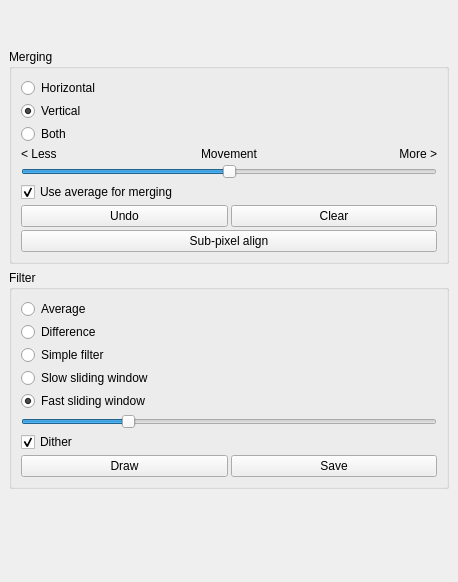
Above: src/mainwindow.ui from spillerrec/Overmix before the change. Below: the same form after it.
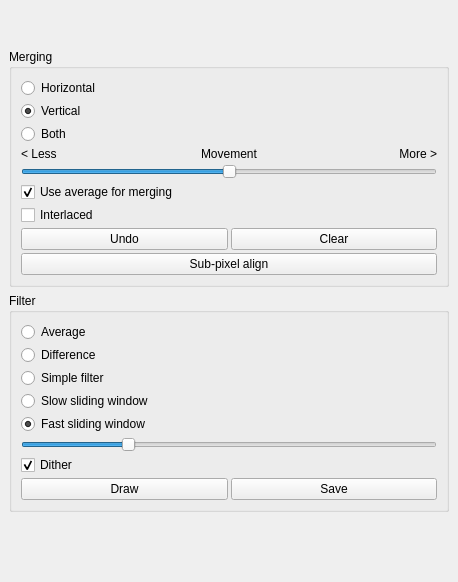
That is the form after the change.

What changed in the file:
```diff
--- a/src/mainwindow.ui
+++ b/src/mainwindow.ui
@@ -122,6 +122,13 @@
            </property>
           </widget>
          </item>
+         <item>
+          <widget class="QCheckBox" name="cbx_interlaced">
+           <property name="text">
+            <string>Interlaced</string>
+           </property>
+          </widget>
+         </item>
          <item>
           <layout class="QHBoxLayout" name="horizontalLayout_2">
            <item>
```
